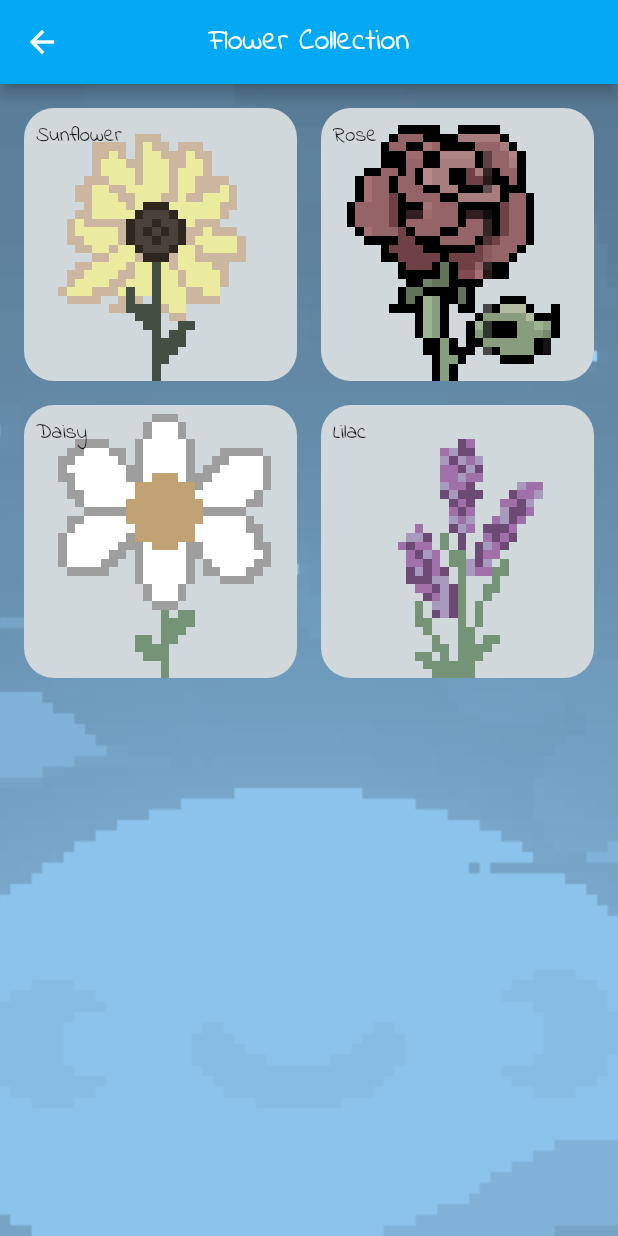
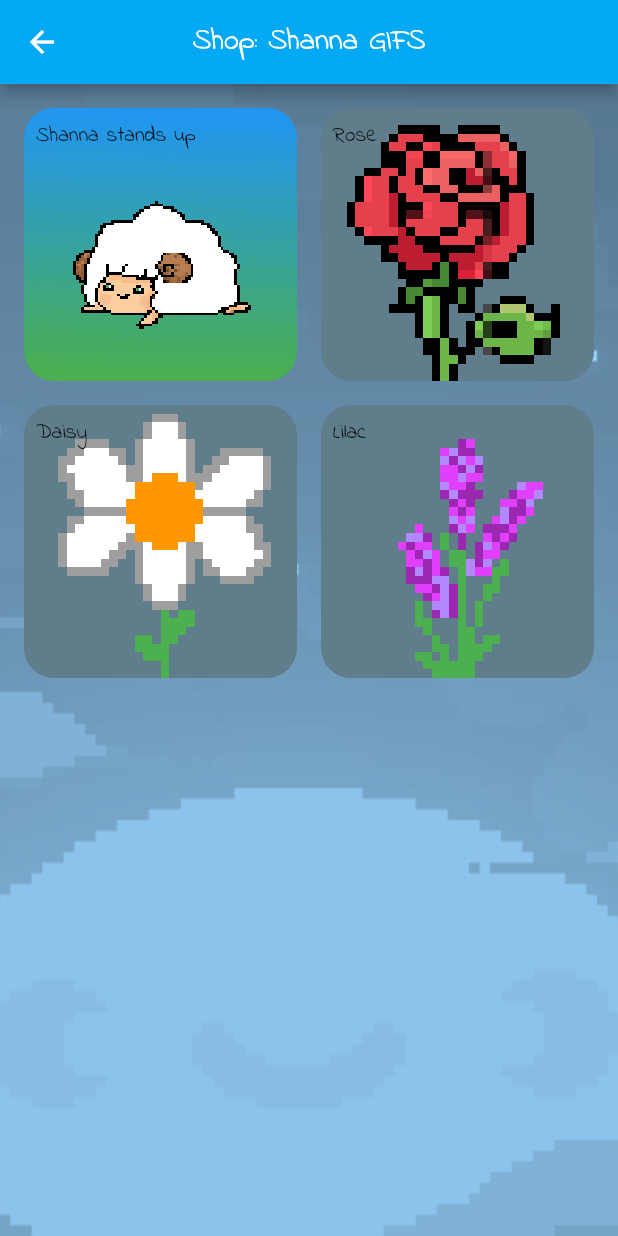
Before and after one commit to yuuutong/Orbital-Project, a Flutter app: the FlowerCollection screen opened directly, on a phone screen of 412 x 824 dp. Run offline on Flutter 3.47's test engine with Material 2 defaults, Android fonts, the phone set to English and light mode, and no system bars; our stand-ins replace cloud_firestore, firebase_auth, firebase_core, fl_chart, flutter_spinkit, flutter_tags and 1 more; missing offline and left inert: dart:ffi; accounts and stored records are empty.

Commit message:
added a shanna gif

```diff
--- a/sleeplah/lib/flower_collection/FlowerCollection.dart
+++ b/sleeplah/lib/flower_collection/FlowerCollection.dart
@@ -13,7 +13,7 @@ class _FlowerCollectionState extends State<FlowerCollection> {
   Widget build(BuildContext context) {
     return Scaffold(
       appBar: AppBar(
-        title: const Text("Flower Collection"),
+        title: const Text("Shop: Shanna GIFS"),
         backgroundColor: Colors.lightBlue,
         centerTitle: true,
       ),
@@ -28,7 +28,7 @@ class _FlowerCollectionState extends State<FlowerCollection> {
           crossAxisCount: 2,
           padding: const EdgeInsets.all(8.0),
           children: <Widget>[
-            Flower("Sunflower", "sunflower.png"),
+            Flower("Shanna stands up", "shanna_stand.gif"),
             Flower("Rose", "rose.png"),
             Flower("Daisy", "daisy.png"),
             Flower("Lilac", "lilac.png"),
--- a/sleeplah/lib/flower_collection/flower_tile.dart
+++ b/sleeplah/lib/flower_collection/flower_tile.dart
@@ -29,7 +29,7 @@ class _FlowerState extends State<Flower> {
             image: AssetImage("assets/images/$flowerImage"),
             filterQuality: FilterQuality.none,
           ).image,
-          colorFilter: const ColorFilter.mode(Colors.white70, BlendMode.color),
+          colorFilter: const ColorFilter.mode(Colors.transparent, BlendMode.color),
           fit: BoxFit.fill,
           filterQuality: FilterQuality.none,
         ),
```
Also changed, not shown: sleeplah/assets/images/shanna_stand.gif (added), sleeplah/pubspec.lock.
